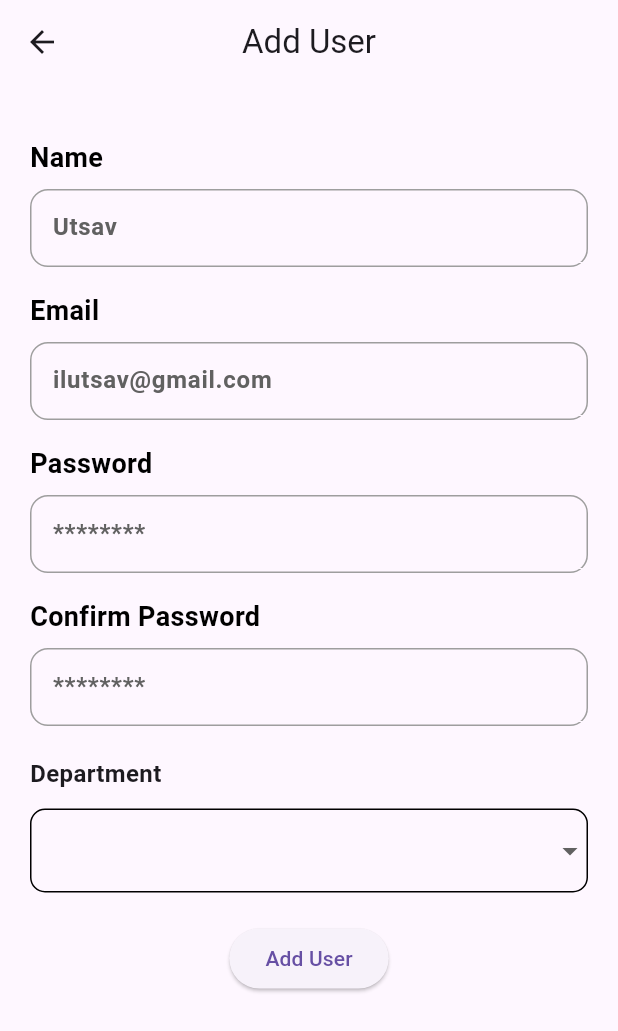
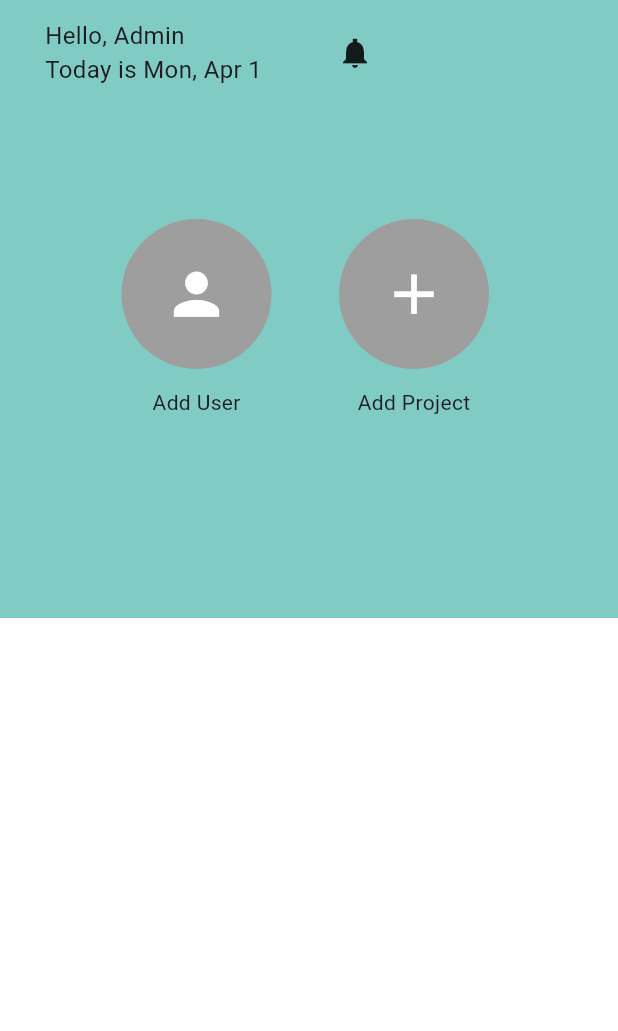
Before and after one commit to sabin79/project_samaya, a Flutter app: the screen it shows after launch, after a tap on "Google", on a phone screen of 412 x 824 dp. Shown: the top 1031 px of the screen. Run offline on Flutter 3.47's test engine with Material 3 defaults, Android fonts, the phone set to English and light mode, and no system bars; our stand-ins replace cloud_firestore, firebase_auth, firebase_core, flutter_spinkit, flutter_svg, get and 4 more; accounts and stored records are empty.

Commit message:
admin panel

```diff
--- /dev/null
+++ b/lib/view/admin_dept/view/admin_panel.dart
@@ -0,0 +1,113 @@
+import 'package:flutter/cupertino.dart';
+import 'package:flutter/material.dart';
+import 'package:flutter/widgets.dart';
+import 'package:get/get.dart';
+import 'package:intl/intl.dart';
+import 'package:project_samaya/view/admin_dept/view/add_user.dart';
+
+class AdminHomePage extends StatelessWidget {
+  const AdminHomePage({super.key});
+
+  @override
+  Widget build(BuildContext context) {
+    DateTime now = DateTime.now();
+    String todayDate = DateFormat.MMMEd().format(now);
+    return Scaffold(
+      body: SafeArea(
+        child: Column(
+          children: [
+            Expanded(
+              child: Container(
+                width: double.infinity,
+                color: Colors.teal[200],
+                child: Padding(
+                  padding:
+                      const EdgeInsets.only(top: 12, right: 35, left: 30.0),
+                  child: Stack(children: [
+                    Positioned(
+                        top: 0,
+                        child: Row(
+                          mainAxisAlignment: MainAxisAlignment.spaceBetween,
+                          children: [
+                            Column(
+                                crossAxisAlignment: CrossAxisAlignment.start,
+                                children: [
+                                  Text(
+                                    'Hello, Admin',
+                                    style: TextStyle(
+                                        fontSize: 16,
+                                        fontWeight: FontWeight.w400),
+                                  ),
+                                  Text(
+                                    'Today is $todayDate',
+                                    style: TextStyle(
+                                        fontSize: 16,
+                                        fontWeight: FontWeight.w400),
+                                  ),
+                                ]),
+                            SizedBox(
+                              width: 50,
+                            ),
+                            Icon(Icons.notifications_sharp)
+                          ],
+                        )),
+                    Row(
+                      mainAxisAlignment: MainAxisAlignment.center,
+                      children: [
+                        Column(
+                          mainAxisAlignment: MainAxisAlignment.center,
+                          children: [
+                            InkWell(
+                              onTap: () {
+                                Get.to(AddUser());
+                              },
+                              child: CircleAvatar(
+                                radius: 50,
+                                backgroundColor: Colors.grey,
+                                child: Icon(
+                                  Icons.person,
+                                  size: 45,
+                                  color: Colors.white,
+                                ),
+                              ),
+                            ),
+                            SizedBox(height: 12),
+                            Text('Add User')
+                          ],
+                        ),
+                        SizedBox(width: 45),
+                        Column(
+                          mainAxisAlignment: MainAxisAlignment.center,
+                          children: [
+                            CircleAvatar(
+                              radius: 50,
+                              backgroundColor: Colors.grey,
+                              child: Icon(
+                                Icons.add,
+                                size: 45,
+                                color: Colors.white,
+                              ),
+                            ),
+                            SizedBox(height: 12),
+                            Text('Add Project')
+                          ],
+                        ),
+                      ],
+                    ),
+                  ]),
+                ),
+              ),
+            ),
+            Expanded(
+              child: Container(
+                //height: 200,
+                width: double.infinity,
+                color: Colors.white,
+              ),
+            ),
+          ],
+        ),
+      ),
+    );
+  }
+}
--- a/lib/view/user_authentication/user_login_page.dart
+++ b/lib/view/user_authentication/user_login_page.dart
@@ -6,6 +6,7 @@ import 'package:google_fonts/google_fonts.dart';
 import 'package:get/get.dart';
 import 'package:project_samaya/controller/login_controller.dart';
 import 'package:project_samaya/view/admin_dept/view/add_user.dart';
+import 'package:project_samaya/view/admin_dept/view/admin_panel.dart';
 import '../../controller/auth_controller.dart';
 import 'user_register_page.dart';
 
@@ -208,7 +209,7 @@ class UserLoginPage extends StatelessWidget {
                                 ),
                                 InkWell(
                                   onTap: () {
-                                    Get.to(() => AddUser());
+                                    Get.to(() => AdminHomePage());
                                   },
                                   child: Text(
                                     'Google',
```
